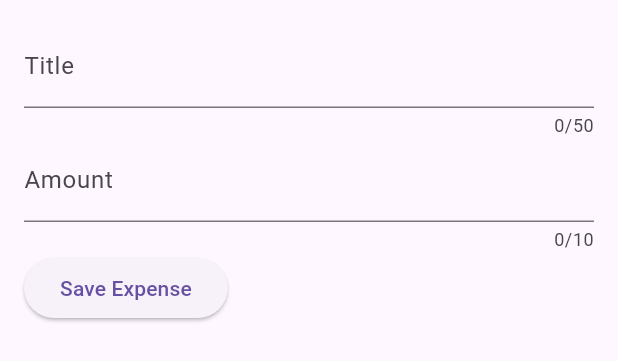
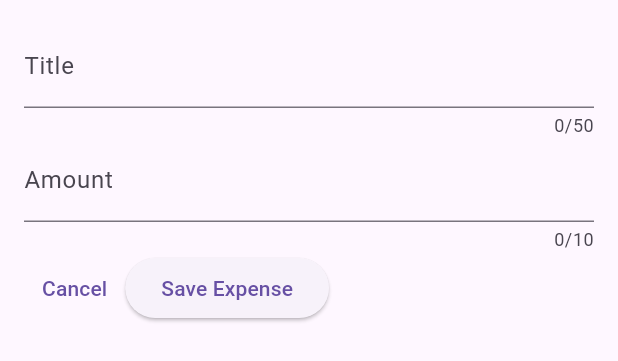
Before and after one commit to DulinaS/expense_tracker, a Flutter app: the NewExpense widget shown alone on an empty page, opened directly, on a phone screen of 412 x 824 dp. Shown: the top 361 px of the screen. Run offline on Flutter 3.47's test engine with Material 3 defaults, Android fonts, the phone set to English and light mode, and no system bars.

Commit message:
Close model overlay using Cancel button

```diff
--- a/lib/widgets/new_expense.dart
+++ b/lib/widgets/new_expense.dart
@@ -43,11 +43,18 @@ class _NewExpenseState extends State<NewExpense> {
             maxLength: 10,
             keyboardType: TextInputType.number,
             decoration: const InputDecoration(
+              prefixText: '\$ ', //Dollar Sign front of amount
               label: Text('Amount'),
             ),
           ),
           Row(
             children: [
+              TextButton(
+                onPressed: () {
+                  Navigator.pop(context); //Removes overlay from screen
+                },
+                child: const Text('Cancel'),
+              ),
               ElevatedButton(
                 onPressed: () {
                   print(_titleController.text);
```
